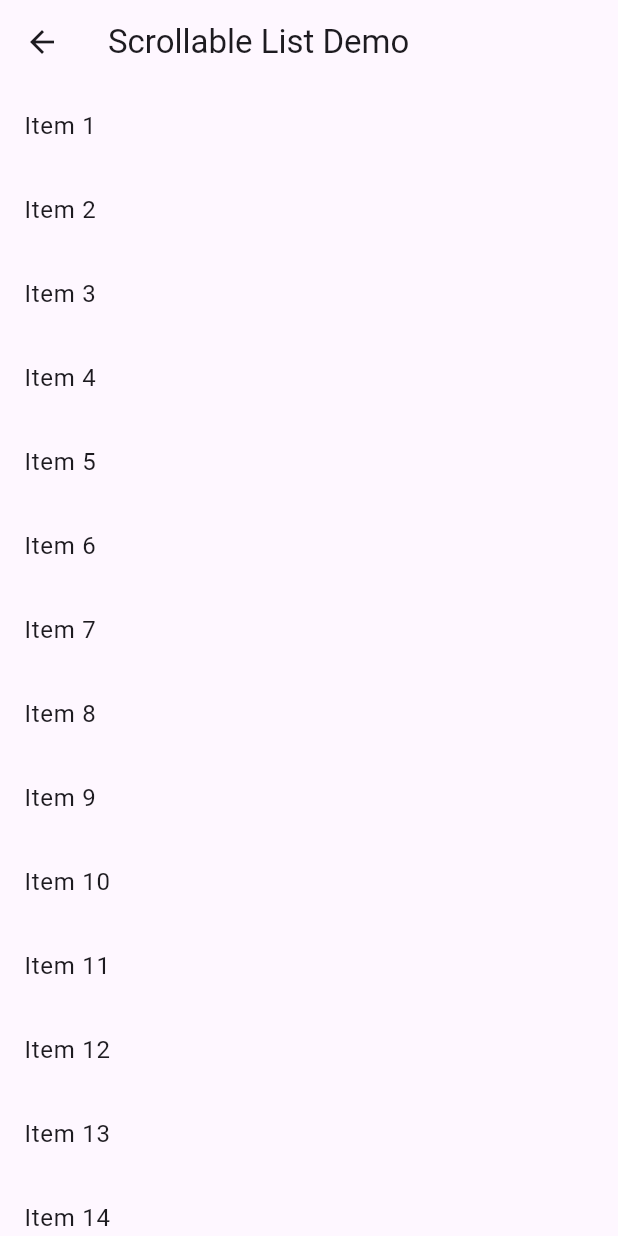
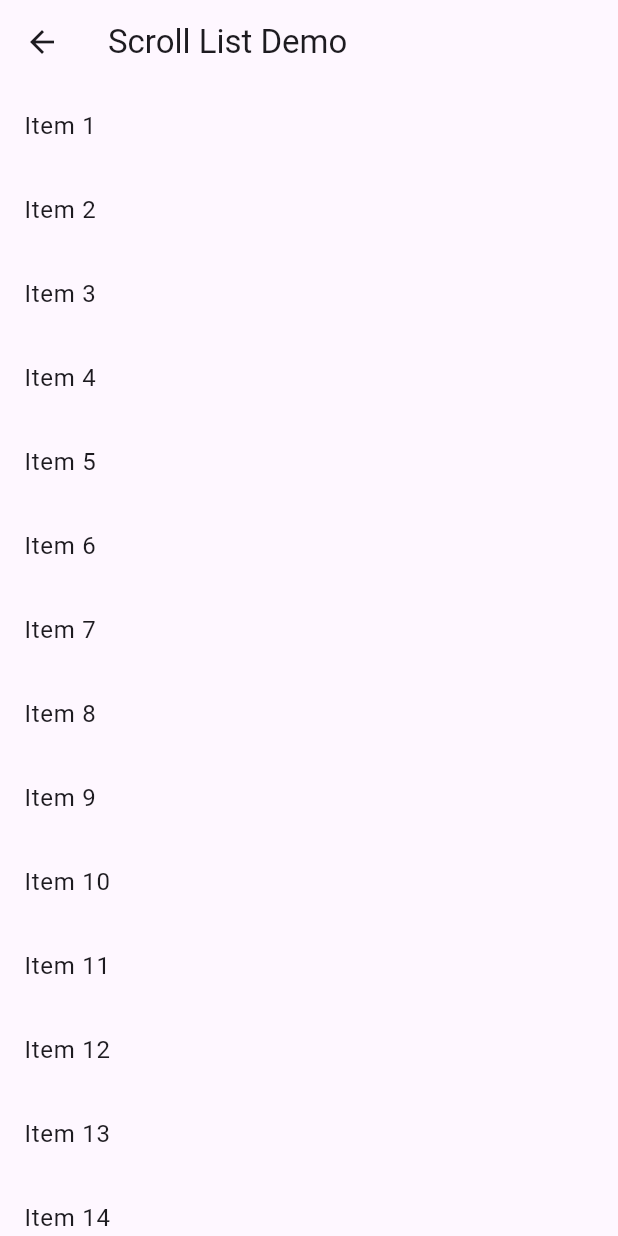
Before and after one commit to xiaomabenteng2015/tg_web_app_flutter, a Flutter app: the ScrollTestPage screen opened directly, on a phone screen of 412 x 824 dp. Run offline on Flutter 3.47's test engine with Material 3 defaults, Android fonts, the phone set to English and light mode, and no system bars; missing offline and left inert: flutter_telegram_web_app.

Commit message:
[feat] 测试滚动

```diff
--- a/lib/scroll_test_page.dart
+++ b/lib/scroll_test_page.dart
@@ -17,7 +17,7 @@ class ScrollTestPageState extends State<ScrollTestPage>{
   Widget build(BuildContext context) {
     return Scaffold(
       appBar: AppBar(
-        title: const Text("Scrollable List Demo"),
+        title: const Text("Scroll List Demo"),
       ),
       body: ListView.builder(
         itemCount: entries.length,
```
